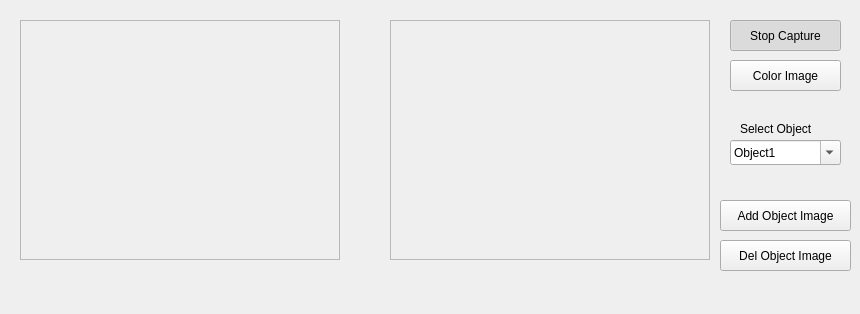
This is Practica3/proyVA3/mainwindow.ui in irmelchor/VisionArtificial as Qt 5 draws it before an edit. The edited form follows.
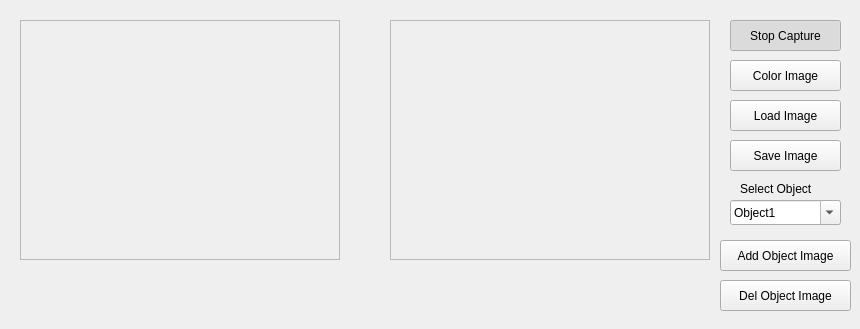
This is the edited form.

```diff
--- a/Practica3/proyVA3/mainwindow.ui
+++ b/Practica3/proyVA3/mainwindow.ui
@@ -7,7 +7,7 @@
     <x>0</x>
     <y>0</y>
     <width>860</width>
-    <height>314</height>
+    <height>329</height>
    </rect>
   </property>
   <property name="windowTitle">
@@ -87,7 +87,7 @@
    <property name="geometry">
     <rect>
      <x>730</x>
-     <y>140</y>
+     <y>200</y>
      <width>111</width>
      <height>25</height>
     </rect>
@@ -121,7 +121,7 @@
    <property name="geometry">
     <rect>
      <x>740</x>
-     <y>120</y>
+     <y>180</y>
      <width>101</width>
      <height>17</height>
     </rect>
@@ -134,7 +134,7 @@
    <property name="geometry">
     <rect>
      <x>720</x>
-     <y>200</y>
+     <y>240</y>
      <width>131</width>
      <height>31</height>
     </rect>
@@ -147,7 +147,7 @@
    <property name="geometry">
     <rect>
      <x>720</x>
-     <y>240</y>
+     <y>280</y>
      <width>131</width>
      <height>31</height>
     </rect>
@@ -156,6 +156,38 @@
     <string>Del Object Image</string>
    </property>
   </widget>
+  <widget class="QPushButton" name="saveButton">
+   <property name="geometry">
+    <rect>
+     <x>730</x>
+     <y>140</y>
+     <width>111</width>
+     <height>31</height>
+    </rect>
+   </property>
+   <property name="text">
+    <string>Save Image</string>
+   </property>
+   <property name="checkable">
+    <bool>true</bool>
+   </property>
+   <property name="checked">
+    <bool>false</bool>
+   </property>
+  </widget>
+  <widget class="QPushButton" name="loadButton">
+   <property name="geometry">
+    <rect>
+     <x>730</x>
+     <y>100</y>
+     <width>111</width>
+     <height>31</height>
+    </rect>
+   </property>
+   <property name="text">
+    <string>Load Image</string>
+   </property>
+  </widget>
  </widget>
  <resources/>
  <connections/>
```
